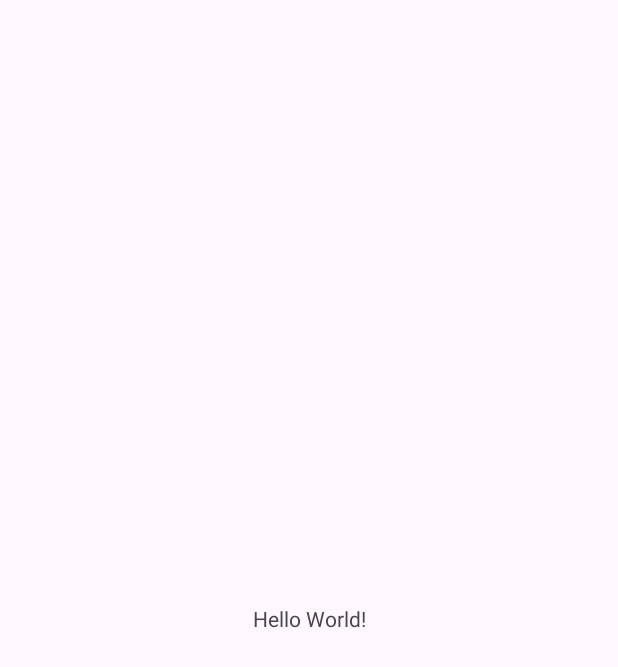
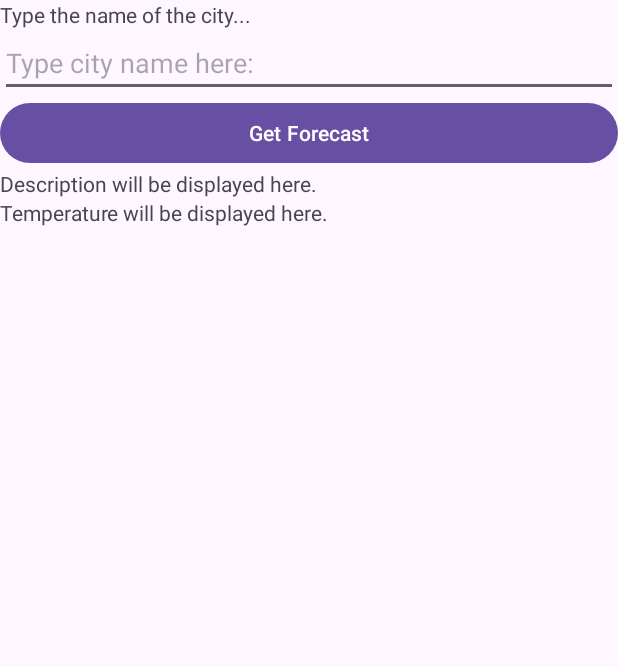
Before and after one commit to aman220904/Lab7aman, an Android app: the screen it shows after launch (MainActivity), on a phone screen of 412 x 824 dp. Before the commit the part shown is almost empty. Shown: the top 667 px of the screen. Run offline under Robolectric (Android 15) with nearby library versions, the phone set to English and light mode, and no system bars; our stand-ins replace Volley.

Commit message:
"Finished Week10 in JSON and its lab7"

```diff
--- a/app/build.gradle.kts
+++ b/app/build.gradle.kts
@@ -25,19 +25,21 @@ android {
             )
         }
     }
+
     compileOptions {
         sourceCompatibility = JavaVersion.VERSION_11
         targetCompatibility = JavaVersion.VERSION_11
     }
+
+    // ViewBinding is enabled by default with Android Gradle Plugin 4.0 and above
 }
 
 dependencies {
-
     implementation(libs.appcompat)
     implementation(libs.material)
     implementation(libs.activity)
     implementation(libs.constraintlayout)
-    implementation ("com.android.volley:volley:1.2.1")
+    implementation("com.android.volley:volley:1.2.1")
     testImplementation(libs.junit)
     androidTestImplementation(libs.ext.junit)
     androidTestImplementation(libs.espresso.core)
--- /dev/null
+++ b/app/src/main/java/com/example/lab7/ActivityMainBinding.java
@@ -0,0 +1,4 @@
+package com.example.lab7;
+
+public class ActivityMainBinding {
+}
--- a/app/src/main/java/com/example/lab7/MainActivity.java
+++ b/app/src/main/java/com/example/lab7/MainActivity.java
@@ -1,24 +1,125 @@
 package com.example.lab7;
 
+import android.graphics.Bitmap;
 import android.os.Bundle;
+import android.view.View;
+import android.widget.Button;
+import android.widget.EditText;
+import android.widget.ImageView;
+import android.widget.TextView;
 
-import androidx.activity.EdgeToEdge;
 import androidx.appcompat.app.AppCompatActivity;
-import androidx.core.graphics.Insets;
-import androidx.core.view.ViewCompat;
-import androidx.core.view.WindowInsetsCompat;
+
+import com.android.volley.Request;
+import com.android.volley.RequestQueue;
+import com.android.volley.VolleyError;
+import com.android.volley.toolbox.ImageRequest;
+import com.android.volley.toolbox.JsonObjectRequest;
+import com.android.volley.toolbox.Volley;
+
+import org.json.JSONArray;
+import org.json.JSONObject;
+
+import java.io.UnsupportedEncodingException;
+import java.net.URLEncoder;
 
 public class MainActivity extends AppCompatActivity {
+
+    private EditText cityTextField;
+    private Button forecastButton;
+    private TextView weatherDescription;
+    private TextView temperature;
+    private ImageView weatherIcon;
+    private RequestQueue queue;
 
     @Override
     protected void onCreate(Bundle savedInstanceState) {
         super.onCreate(savedInstanceState);
-        EdgeToEdge.enable(this);
         setContentView(R.layout.activity_main);
-        ViewCompat.setOnApplyWindowInsetsListener(findViewById(R.id.main), (v, insets) -> {
-            Insets systemBars = insets.getInsets(WindowInsetsCompat.Type.systemBars());
-            v.setPadding(systemBars.left, systemBars.top, systemBars.right, systemBars.bottom);
-            return insets;
+
+        // Initialize views
+        cityTextField = findViewById(R.id.cityTextField);
+        forecastButton = findViewById(R.id.forecastButton);
+        weatherDescription = findViewById(R.id.weatherDescription);
+        temperature = findViewById(R.id.temperature);
+        weatherIcon = findViewById(R.id.weatherIcon);  // ImageView for the icon
+
+        // Set up Volley RequestQueue
+        queue = Volley.newRequestQueue(this);
+
+        // Set up button click listener
+        forecastButton.setOnClickListener(v -> {
+            String cityName = cityTextField.getText().toString().trim();
+
+            if (!cityName.isEmpty()) {
+                try {
+                    String encodedCityName = URLEncoder.encode(cityName, "UTF-8");
+                    String url = "https://api.openweathermap.org/data/2.5/weather?q=" + encodedCityName + "&appid=7e943c97096a9784391a981c4d878b22&units=metric";
+
+                    // Make the weather API request
+                    JsonObjectRequest request = new JsonObjectRequest(Request.Method.GET, url, null,
+                            response -> {
+                                // Process the JSON response
+                                try {
+                                    // Extract weather details from the JSON response
+                                    JSONArray weatherArray = response.getJSONArray("weather");
+                                    JSONObject weatherObject = weatherArray.getJSONObject(0);
+                                    String description = weatherObject.getString("description");
+                                    String iconCode = weatherObject.getString("icon");
+
+                                    // Get temperature from the main object
+                                    JSONObject mainObject = response.getJSONObject("main");
+                                    double currentTemp = mainObject.getDouble("temp");
+
+                                    // Update UI on the main thread
+                                    runOnUiThread(() -> {
+                                        weatherDescription.setText("Weather: " + description);
+                                        temperature.setText("Temperature: " + currentTemp + "°C");
+
+                                        // Load the weather icon image
+                                        String iconUrl = "http://openweathermap.org/img/wn/" + iconCode + ".png";
+                                        loadWeatherIcon(iconUrl);
+                                    });
+                                } catch (Exception e) {
+                                    e.printStackTrace();
+                                }
+                            },
+                            error -> {
+                                // Handle error
+                                runOnUiThread(() -> {
+                                    weatherDescription.setText("Error fetching data");
+                                    temperature.setText("");
+                                    weatherIcon.setImageResource(0);  // Reset icon on error
+                                });
+                            });
+
+                    // Add the request to the queue
+                    queue.add(request);
+                } catch (UnsupportedEncodingException e) {
+                    e.printStackTrace();
+                }
+            } else {
+                weatherDescription.setText("Please enter a city.");
+                temperature.setText("");
+                weatherIcon.setImageResource(0);  // Reset icon if no city entered
+            }
         });
     }
+
+    // Helper method to load the weather icon
+    private void loadWeatherIcon(String iconUrl) {
+        ImageRequest imageRequest = new ImageRequest(iconUrl, new com.android.volley.Response.Listener<Bitmap>() {
+            @Override
+            public void onResponse(Bitmap response) {
+                // Set the image to the ImageView
+                weatherIcon.setImageBitmap(response);
+            }
+        }, 0, 0, null, null, error -> {
+            // Handle error if the image loading fails
+            weatherIcon.setImageResource(0);  // Reset to a default image or empty
+        });
+
+        // Add image request to the queue
+        queue.add(imageRequest);
+    }
 }
--- a/app/src/main/res/layout/activity_main.xml
+++ b/app/src/main/res/layout/activity_main.xml
@@ -1,19 +1,45 @@
 <?xml version="1.0" encoding="utf-8"?>
-<androidx.constraintlayout.widget.ConstraintLayout xmlns:android="http://schemas.android.com/apk/res/android"
-    xmlns:app="http://schemas.android.com/apk/res-auto"
-    xmlns:tools="http://schemas.android.com/tools"
-    android:id="@+id/main"
+<LinearLayout xmlns:android="http://schemas.android.com/apk/res/android"
     android:layout_width="match_parent"
     android:layout_height="match_parent"
-    tools:context=".MainActivity">
+    android:orientation="vertical">
 
     <TextView
         android:layout_width="wrap_content"
         android:layout_height="wrap_content"
-        android:text="Hello World!"
-        app:layout_constraintBottom_toBottomOf="parent"
-        app:layout_constraintEnd_toEndOf="parent"
-        app:layout_constraintStart_toStartOf="parent"
-        app:layout_constraintTop_toTopOf="parent" />
+        android:text="Type the name of the city..." />
 
-</androidx.constraintlayout.widget.ConstraintLayout>
+    <EditText
+        android:id="@+id/cityTextField"
+        android:hint="Type city name here:"
+        android:layout_width="match_parent"
+        android:layout_height="wrap_content" />
+
+    <Button
+        android:id="@+id/forecastButton"
+        android:layout_width="match_parent"
+        android:layout_height="wrap_content"
+        android:text="Get Forecast" />
+
+    <TextView
+        android:id="@+id/weatherDescription"
+        android:layout_width="wrap_content"
+        android:layout_height="wrap_content"
+        android:text="Description will be displayed here." />
+
+    <TextView
+        android:id="@+id/temperature"
+        android:layout_width="wrap_content"
+        android:layout_height="wrap_content"
+        android:text="Temperature will be displayed here." />
+
+    <ImageView
+        android:id="@+id/weatherIcon"
+        android:layout_width="wrap_content"
+        android:layout_height="wrap_content"
+        android:contentDescription="Weather Icon"
+        android:layout_marginTop="16dp"
+        android:layout_centerHorizontal="true" />
+
+
+</LinearLayout>
```
